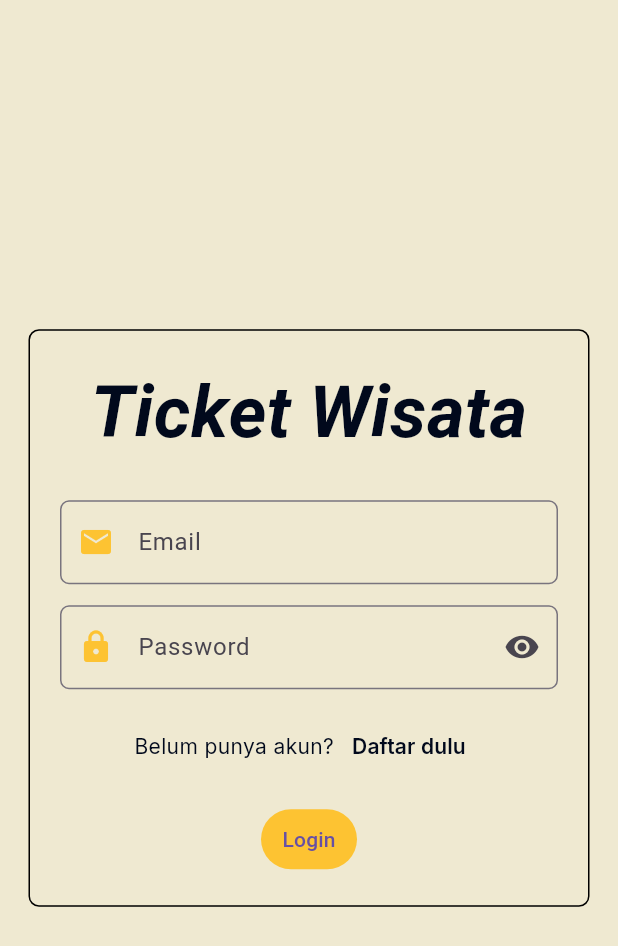
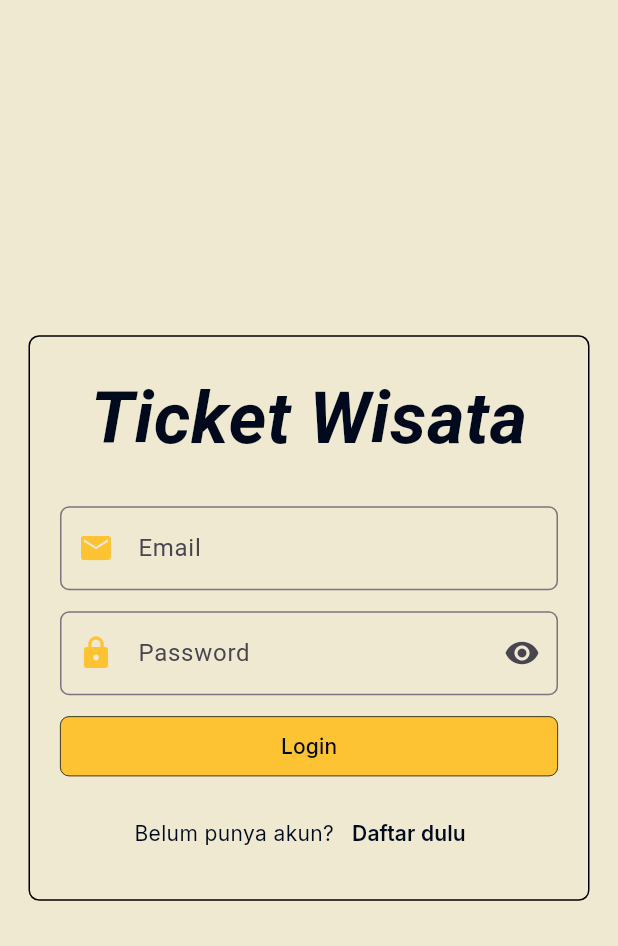
Before and after one commit to ukasyaaah/Flutter-Tiket-Wisata, a Flutter app: the screen it shows after launch, on a phone screen of 412 x 824 dp. Shown: the top 946 px of the screen. Run offline on Flutter 3.47's test engine with Material 3 defaults, Android fonts, the phone set to English and light mode, and no system bars; our stand-ins replace flutter_svg, google_fonts, vector_graphics.

Commit message:
Little Update

```diff
--- a/lib/pages/login_form.dart
+++ b/lib/pages/login_form.dart
@@ -4,6 +4,7 @@ import 'package:tiket_wisata/constants/color.dart';
 import 'package:tiket_wisata/gen/assets.gen.dart';
 import 'package:tiket_wisata/widgets/kolom_input.dart';
 import 'package:google_fonts/google_fonts.dart';
+import 'package:tiket_wisata/widgets/tombol.dart';
 
 class LoginForm extends StatefulWidget {
   const LoginForm({super.key});
@@ -95,6 +96,18 @@ class _LoginFormState extends State<LoginForm> {
                         controller: _password,
                       ),
                       SizedBox(height: 14),
+                      Tombol(
+                        height: 40,
+                        width: 400,
+                        bgcolor: MyColors.ternary,
+                        radiusCircular: 6,
+                        borderColor: MyColors.secondary,
+                        text: 'Login',
+                        onPressed:
+                            () => Navigator.of(context).pushNamed('/mainpage'),
+                      ),
+                      SizedBox(height: 14),
+
                       Row(
                         mainAxisAlignment: MainAxisAlignment.center,
                         children: [
@@ -122,14 +135,6 @@ class _LoginFormState extends State<LoginForm> {
                           ),
                         ],
                       ),
-                      SizedBox(height: 14),
-                      TextButton(
-                        style: TextButton.styleFrom(
-                          backgroundColor: MyColors.ternary,
-                        ),
-                        onPressed: () {},
-                        child: Text('Login'),
-                      ),
                     ],
                   ),
                 ),
--- /dev/null
+++ b/lib/widgets/tombol.dart
@@ -0,0 +1,45 @@
+import 'package:flutter/material.dart';
+import '../constants/color.dart';
+import 'package:google_fonts/google_fonts.dart';
+
+class Tombol extends StatelessWidget {
+  const Tombol({
+    super.key,
+
+    required this.height,
+    required this.width,
+    required this.bgcolor,
+    required this.radiusCircular,
+    required this.borderColor,
+    required this.text,
+    required this.onPressed,
+  });
+
+  final double height;
+  final double width;
+  final Color bgcolor;
+  final double radiusCircular;
+  final Color borderColor;
+
+  final String text;
+  final VoidCallback onPressed;
+
+  @override
+  Widget build(BuildContext context) {
+    return Container(
+      height: height,
+      width: width,
+      child: TextButton(
+        style: TextButton.styleFrom(
+          backgroundColor: bgcolor,
+          shape: RoundedRectangleBorder(
+            borderRadius: BorderRadius.circular(radiusCircular),
+            side: BorderSide(color: borderColor, width: 0.5),
+          ),
+        ),
+        onPressed: onPressed,
+        child: Text(text, style: GoogleFonts.inter(color: MyColors.secondary)),
+      ),
+    );
+  }
+}
```
